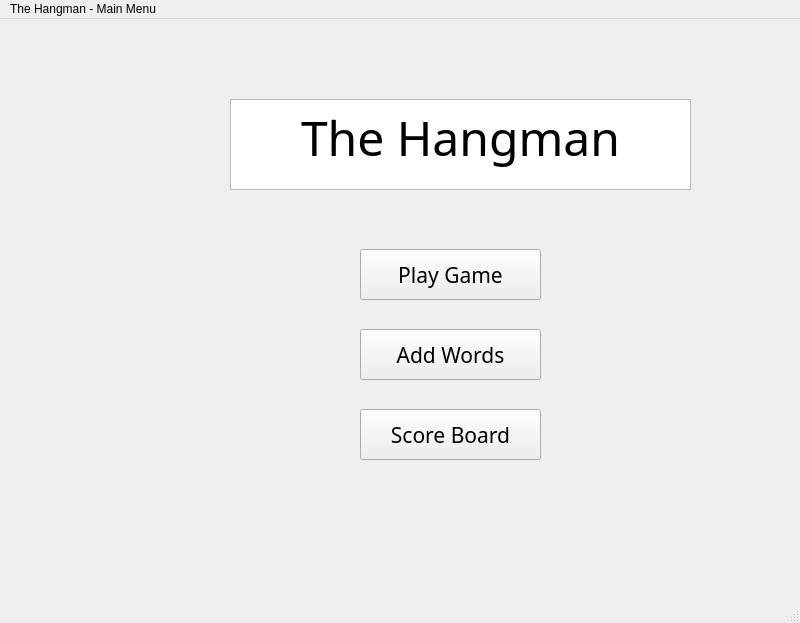
Old version of the form Software/TheHangman/mainwindow.ui in the repository michaelrenoo/TheHangman.
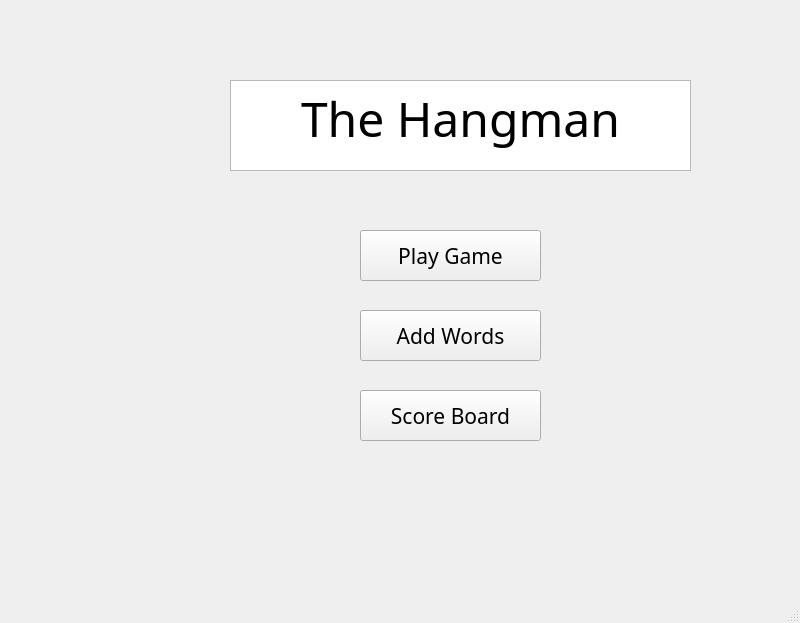
New version of the form. Icons and pictures are not drawn.

```diff
--- a/Software/TheHangman/mainwindow.ui
+++ b/Software/TheHangman/mainwindow.ui
@@ -44,7 +44,7 @@
      <string>&lt;!DOCTYPE HTML PUBLIC &quot;-//W3C//DTD HTML 4.0//EN&quot; &quot;http://www.w3.org/TR/REC-html40/strict.dtd&quot;&gt;
 &lt;html&gt;&lt;head&gt;&lt;meta name=&quot;qrichtext&quot; content=&quot;1&quot; /&gt;&lt;style type=&quot;text/css&quot;&gt;
 p, li { white-space: pre-wrap; }
-&lt;/style&gt;&lt;/head&gt;&lt;body style=&quot; font-family:'MS Reference Sans Serif'; font-size:7.8pt; font-weight:400; font-style:normal;&quot;&gt;
+&lt;/style&gt;&lt;/head&gt;&lt;body style=&quot; font-family:'MS Reference Sans Serif'; font-size:8.25pt; font-weight:400; font-style:normal;&quot;&gt;
 &lt;p align=&quot;center&quot; style=&quot; margin-top:0px; margin-bottom:0px; margin-left:0px; margin-right:0px; -qt-block-indent:0; text-indent:0px;&quot;&gt;&lt;span style=&quot; font-family:'MS Shell Dlg 2'; font-size:36pt;&quot;&gt;The Hangman&lt;/span&gt;&lt;/p&gt;&lt;/body&gt;&lt;/html&gt;</string>
     </property>
    </widget>
@@ -131,22 +131,6 @@
     </property>
    </widget>
   </widget>
-  <widget class="QMenuBar" name="menubar">
-   <property name="geometry">
-    <rect>
-     <x>0</x>
-     <y>0</y>
-     <width>800</width>
-     <height>26</height>
-    </rect>
-   </property>
-   <widget class="QMenu" name="menuThe_Hangman_Main_Menu">
-    <property name="title">
-     <string>The Hangman - Main Menu</string>
-    </property>
-   </widget>
-   <addaction name="menuThe_Hangman_Main_Menu"/>
-  </widget>
   <widget class="QStatusBar" name="statusbar"/>
  </widget>
  <tabstops>
```
